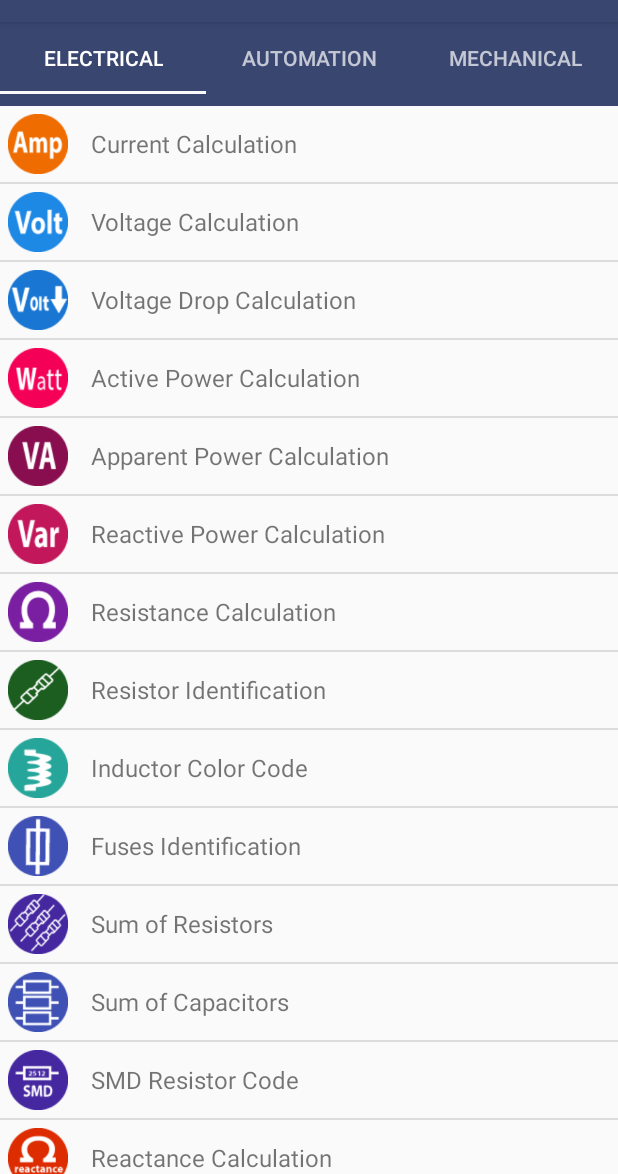
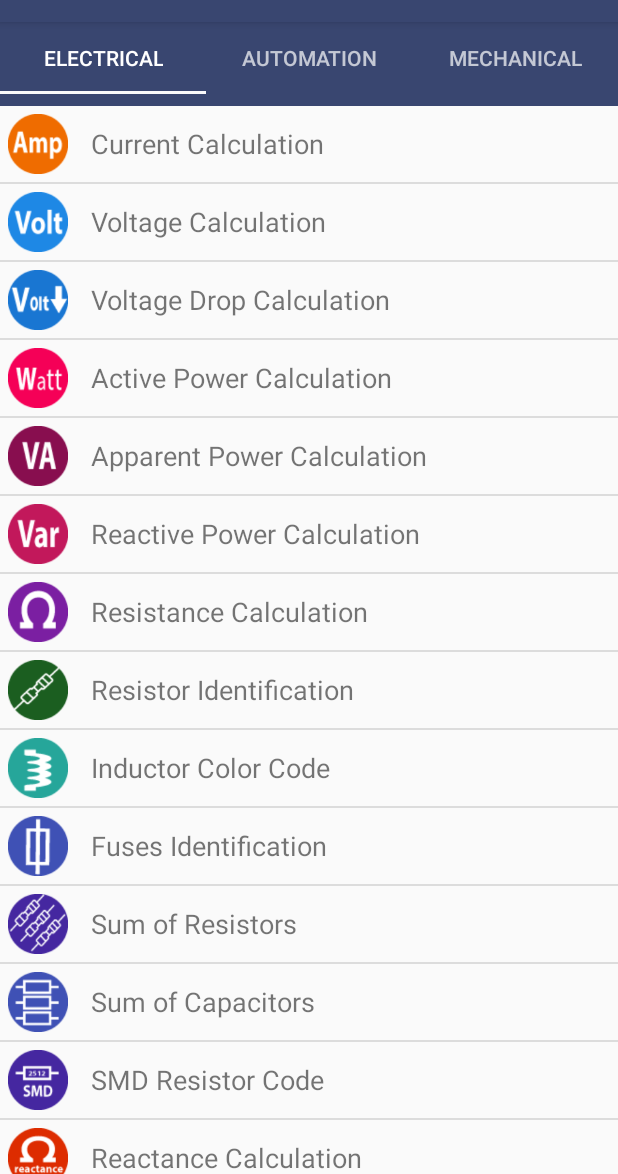
Before and after one commit to thomslab/PocketEngineer, an Android app: the screen it shows after launch (MainActivity), on a phone screen of 412 x 824 dp, the part 62-1236 px from its top. Run offline under Robolectric (Android 15) with nearby library versions, the phone set to English and light mode, and no system bars.

```diff
--- a/app/src/main/java/com/thomslab/proengineer/automation.java
+++ b/app/src/main/java/com/thomslab/proengineer/automation.java
@@ -10,9 +10,6 @@ import android.view.LayoutInflater;
 import android.view.View;
 import android.view.ViewGroup;
 
-/**
- * Created by Belal on 2/3/2016.
- */
 
 //Our class extending fragment
 public class automation extends Fragment {
--- a/app/src/main/java/com/thomslab/proengineer/mechanical.java
+++ b/app/src/main/java/com/thomslab/proengineer/mechanical.java
@@ -9,10 +9,6 @@ import android.support.v4.app.Fragment;
 import android.view.LayoutInflater;
 import android.view.View;
 import android.view.ViewGroup;
-
-/**
- * Created by Belal on 2/3/2016.
- */
 
 //Our class extending fragment
 public class mechanical extends Fragment {
--- a/app/src/main/java/com/thomslab/proengineer/pager.java
+++ b/app/src/main/java/com/thomslab/proengineer/pager.java
@@ -17,6 +17,7 @@ public class pager extends FragmentStatePagerAdapter {
     //Constructor to the class
     public pager(FragmentManager fm, int tabCount) {
         super(fm);
+
         //Initializing tab count
         this.tabCount= tabCount;
     }
@@ -24,6 +25,7 @@ public class pager extends FragmentStatePagerAdapter {
     //Overriding method getItem
     @Override
     public Fragment getItem(int position) {
+
         //Returning the current tabs
         switch (position) {
             case 0:
--- a/app/src/main/res/layout/list_view.xml
+++ b/app/src/main/res/layout/list_view.xml
@@ -12,7 +12,7 @@
         android:contentDescription="@string/menu_icon"/>
     <TextView
         android:id="@+id/listview_title"
-        android:textSize="16sp"
+        android:textSize="18sp"
         android:layout_width="match_parent"
         android:layout_height="50dp"
         android:text="contoh text saja agak panjang"
```
Also changed, not shown: app/src/main/java/com/thomslab/proengineer/MainActivity.java (+7 -0 lines).
